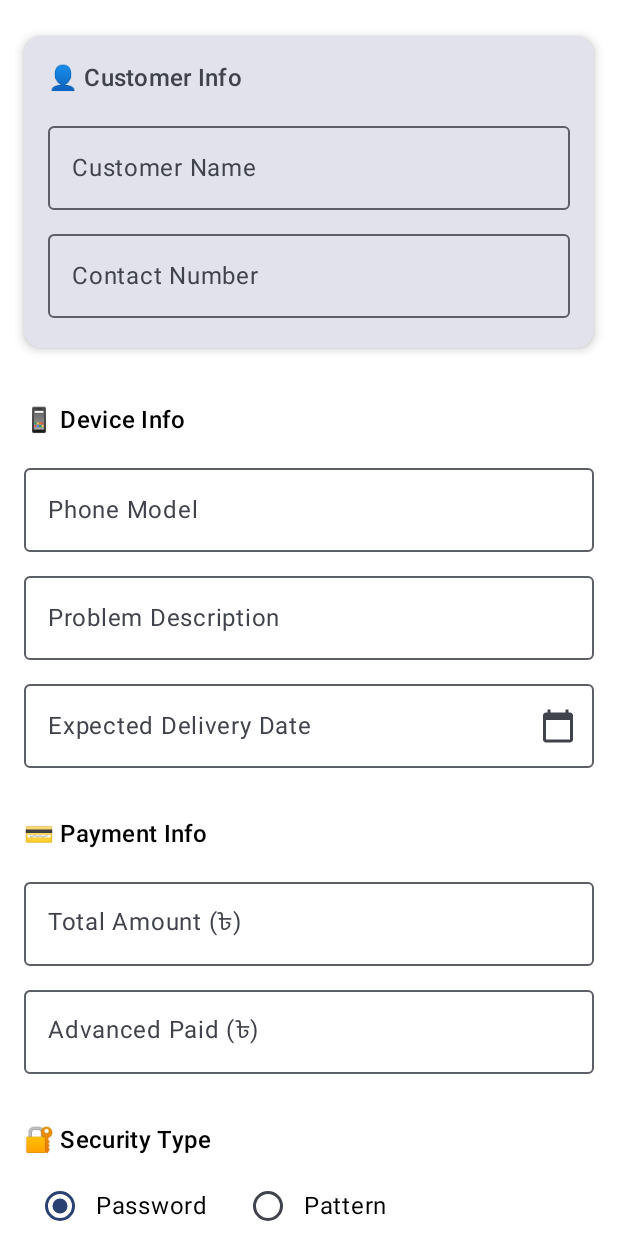
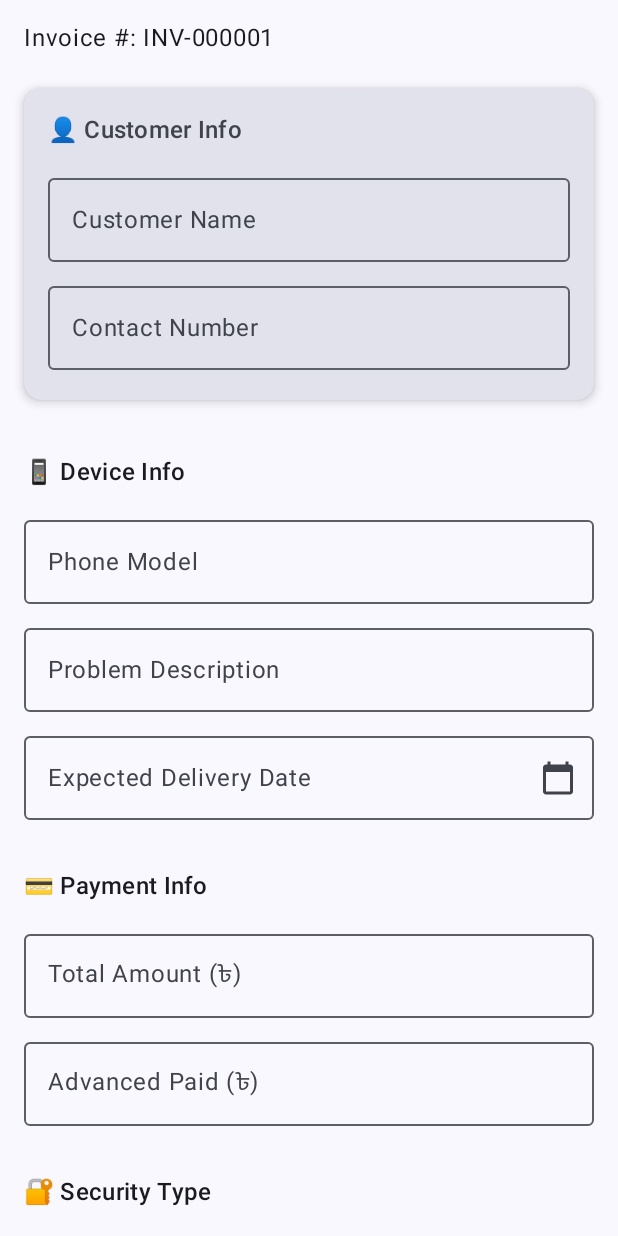
Before and after one commit to shahjalal-mahmud/RepairStoreManager, an Android app built with Jetpack Compose: the composable InvoiceFormSection shown on its own in the app's theme, on a phone screen of 412 x 824 dp. Run offline under Robolectric (Android 15) with nearby library versions, the phone set to English and light mode, and no system bars; our stand-ins replace Firebase (no records; nobody signed in at launch, a user with empty details on screens opened directly); 1 statement that could not run was skipped.

Commit message:
Perfectly added invoice number

```diff
--- a/app/src/main/java/com/example/repairstoremanager/data/repository/CustomerRepository.kt
+++ b/app/src/main/java/com/example/repairstoremanager/data/repository/CustomerRepository.kt
@@ -8,7 +8,7 @@ import kotlinx.coroutines.tasks.await
 class CustomerRepository {
     private val db = FirebaseFirestore.getInstance()
     private val auth = FirebaseAuth.getInstance()
-    private fun getUserId(): String? = auth.currentUser?.uid
+    fun getUserId(): String? = auth.currentUser?.uid
 
     private fun formatPhoneNumber(number: String): String {
         return when {
@@ -43,21 +43,32 @@ class CustomerRepository {
     }
 
     private suspend fun getNextInvoiceNumber(): String {
+        val uid = getUserId() ?: throw Exception("User not logged in")
         val counterDocRef = db.collection("metadata").document("counters")
+
         return try {
             db.runTransaction { transaction ->
                 val snapshot = transaction.get(counterDocRef)
-                val current = snapshot.getLong("lastInvoiceNumber") ?: 0L
+                val counters = snapshot.get("invoiceCounters") as? Map<String, Long> ?: mutableMapOf()
+                val current = counters[uid] ?: 0L
                 val next = current + 1
-                transaction.update(counterDocRef, "lastInvoiceNumber", next)
+
+                // Update the specific user's counter
+                val updatedCounters = counters.toMutableMap().apply {
+                    this[uid] = next
+                }
+
+                transaction.update(counterDocRef, "invoiceCounters", updatedCounters)
                 "INV-${String.format("%06d", next)}"
             }.await()
         } catch (e: Exception) {
             // Fallback if transaction fails
             val snapshot = counterDocRef.get().await()
-            val current = snapshot.getLong("lastInvoiceNumber") ?: 0L
+            val counters = snapshot.get("invoiceCounters") as? Map<String, Long> ?: mutableMapOf()
+            val current = counters[uid] ?: 0L
             val next = current + 1
-            counterDocRef.update("lastInvoiceNumber", next).await()
+
+            counterDocRef.update("invoiceCounters.${uid}", next).await()
             "INV-${String.format("%06d", next)}"
         }
     }
@@ -90,5 +101,17 @@ class CustomerRepository {
             Result.failure(e)
         }
     }
+    suspend fun peekNextInvoiceNumber(): String {
+        val uid = getUserId() ?: throw Exception("User not logged in")
+        val counterDocRef = db.collection("metadata").document("counters")
 
+        return try {
+            val snapshot = counterDocRef.get().await()
+            val counters = snapshot.get("invoiceCounters") as? Map<String, Long> ?: mutableMapOf()
+            val current = counters[uid] ?: 0L
+            "INV-${String.format("%06d", current + 1)}"
+        } catch (e: Exception) {
+            "INV-000001" // Fallback
+        }
+    }
 }
--- a/app/src/main/java/com/example/repairstoremanager/ui/components/InvoiceFormSection.kt
+++ b/app/src/main/java/com/example/repairstoremanager/ui/components/InvoiceFormSection.kt
@@ -9,8 +9,6 @@ import android.widget.Toast
 import androidx.activity.compose.rememberLauncherForActivityResult
 import androidx.activity.result.contract.ActivityResultContracts
 import androidx.annotation.RequiresApi
-import androidx.compose.animation.core.animateFloatAsState
-import androidx.compose.animation.core.tween
 import androidx.compose.foundation.layout.Box
 import androidx.compose.foundation.layout.Column
 import androidx.compose.foundation.layout.Spacer
@@ -19,15 +17,17 @@ import androidx.compose.foundation.layout.height
 import androidx.compose.foundation.layout.padding
 import androidx.compose.foundation.rememberScrollState
 import androidx.compose.foundation.verticalScroll
+import androidx.compose.material3.MaterialTheme
+import androidx.compose.material3.Text
 import androidx.compose.runtime.Composable
 import androidx.compose.runtime.LaunchedEffect
+import androidx.compose.runtime.collectAsState
 import androidx.compose.runtime.getValue
 import androidx.compose.runtime.mutableIntStateOf
 import androidx.compose.runtime.mutableStateOf
 import androidx.compose.runtime.remember
 import androidx.compose.runtime.setValue
 import androidx.compose.ui.Modifier
-import androidx.compose.ui.draw.alpha
 import androidx.compose.ui.platform.LocalContext
 import androidx.compose.ui.unit.dp
 import androidx.core.content.ContextCompat
@@ -68,16 +68,16 @@ fun InvoiceFormSection(modifier: Modifier = Modifier) {
     var backCover by remember { mutableStateOf(false) }
     var deadPermission by remember { mutableStateOf(false) }
     var isLoading by remember { mutableStateOf(false) }
-    var resetTrigger by remember { mutableIntStateOf(0) }
     var hasDrawnPattern by remember { mutableStateOf(false) }
     var patternResetKey by remember { mutableIntStateOf(0) }
     var currentCustomer by remember { mutableStateOf<Customer?>(null) }
     var showPrintSheet by remember { mutableStateOf(false) }
 
-    val animatedAlpha by animateFloatAsState(
-        targetValue = if (resetTrigger % 2 == 0) 1f else 0f,
-        animationSpec = tween(300)
-    )
+    val currentInvoiceNumber by viewModel.currentInvoiceNumber.collectAsState()
+
+    LaunchedEffect(Unit) {
+        viewModel.fetchNextInvoiceNumber()
+    }
 
     val calendar = remember { Calendar.getInstance() }
     val datePickerDialog = remember {
@@ -111,6 +111,8 @@ fun InvoiceFormSection(modifier: Modifier = Modifier) {
         simTray = false
         backCover = false
         deadPermission = false
+        hasDrawnPattern = false
+        patternResetKey++ // This will reset the pattern lock
     }
 
     val smsPermissionLauncher = rememberLauncherForActivityResult(
@@ -134,8 +136,14 @@ fun InvoiceFormSection(modifier: Modifier = Modifier) {
                 .fillMaxSize()
                 .verticalScroll(scrollState)
                 .padding(16.dp)
-                .alpha(animatedAlpha)
         ) {
+            currentInvoiceNumber?.let { invoiceNum ->
+                Text(
+                    text = "Invoice #: $invoiceNum",
+                    style = MaterialTheme.typography.bodyLarge,
+                    modifier = Modifier.padding(bottom = 16.dp)
+                )
+            }
             CustomerInfoSection(
                 customerName = customerName,
                 contactNumber = contactNumber,
@@ -212,7 +220,7 @@ fun InvoiceFormSection(modifier: Modifier = Modifier) {
                     val newCustomer = Customer(
                         id = "",
                         shopOwnerId = "",
-                        invoiceNumber = "",
+                        invoiceNumber = currentInvoiceNumber ?: "",
                         date = date,
                         customerName = customerName,
                         contactNumber = contactNumber,
@@ -244,7 +252,6 @@ fun InvoiceFormSection(modifier: Modifier = Modifier) {
                             currentCustomer = savedCustomer
                             showPrintSheet = true
                             clearForm()
-                            resetTrigger++
                         },
                         onError = {
                             isLoading = false
@@ -260,7 +267,12 @@ fun InvoiceFormSection(modifier: Modifier = Modifier) {
 
         if (showPrintSheet && currentCustomer != null) {
             InvoicePrintBottomSheet(
-                customer = currentCustomer!!,
+                customer = currentCustomer!!.copy(
+                    invoiceNumber = currentCustomer!!.invoiceNumber.ifEmpty {
+                        // Fallback if somehow empty
+                        viewModel.currentInvoiceNumber.value ?: "INV-000000"
+                    }
+                ),
                 storeInfo = storeViewModel.storeInfo,
                 onDismiss = { showPrintSheet = false }
             )
--- a/app/src/main/java/com/example/repairstoremanager/viewmodel/CustomerViewModel.kt
+++ b/app/src/main/java/com/example/repairstoremanager/viewmodel/CustomerViewModel.kt
@@ -52,17 +52,24 @@ class CustomerViewModel : ViewModel() {
     ) {
         viewModelScope.launch {
             val timestamp = if (customer.createdAt == 0L) System.currentTimeMillis() else customer.createdAt
-            val customerWithTimestamp = customer.copy(createdAt = timestamp)
+            val customerWithTimestamp = customer.copy(
+                createdAt = timestamp,
+                invoiceNumber = currentInvoiceNumber.value ?: ""
+            )
             val result = repository.addCustomer(customerWithTimestamp)
             if (result.isSuccess) {
                 fetchCustomers()
-                // Get the last added customer (which will have the invoice number)
+                fetchNextInvoiceNumber() // Refresh for next customer
                 val savedCustomer = _customers.value.lastOrNull {
                     it.customerName == customer.customerName &&
                             it.contactNumber == customer.contactNumber &&
                             it.date == customer.date
                 }
-                onSuccess(savedCustomer ?: customer) // Return the saved customer or fallback to original
+                // Return the customer with the invoice number we used
+                onSuccess(customerWithTimestamp.copy(
+                    id = _customers.value.lastOrNull()?.id ?: "",
+                    shopOwnerId = repository.getUserId() ?: ""
+                ))
 
                 if (autoSmsEnabled) {
                     val message = "প্রিয় ${customer.customerName}, আপনার ডিভাইসটি মেরামতের জন্য গ্রহণ করা হয়েছে। " +
@@ -120,6 +127,18 @@ class CustomerViewModel : ViewModel() {
             }
         }
     }
+    private val _currentInvoiceNumber = MutableStateFlow<String?>(null)
+    val currentInvoiceNumber: StateFlow<String?> = _currentInvoiceNumber
+
+    fun fetchNextInvoiceNumber() {
+        viewModelScope.launch {
+            try {
+                _currentInvoiceNumber.value = repository.peekNextInvoiceNumber()
+            } catch (e: Exception) {
+                _currentInvoiceNumber.value = null
+            }
+        }
+    }
 
     private fun getToday(): String {
         return SimpleDateFormat("dd MMM yyyy", Locale.getDefault()).format(Date())
```
